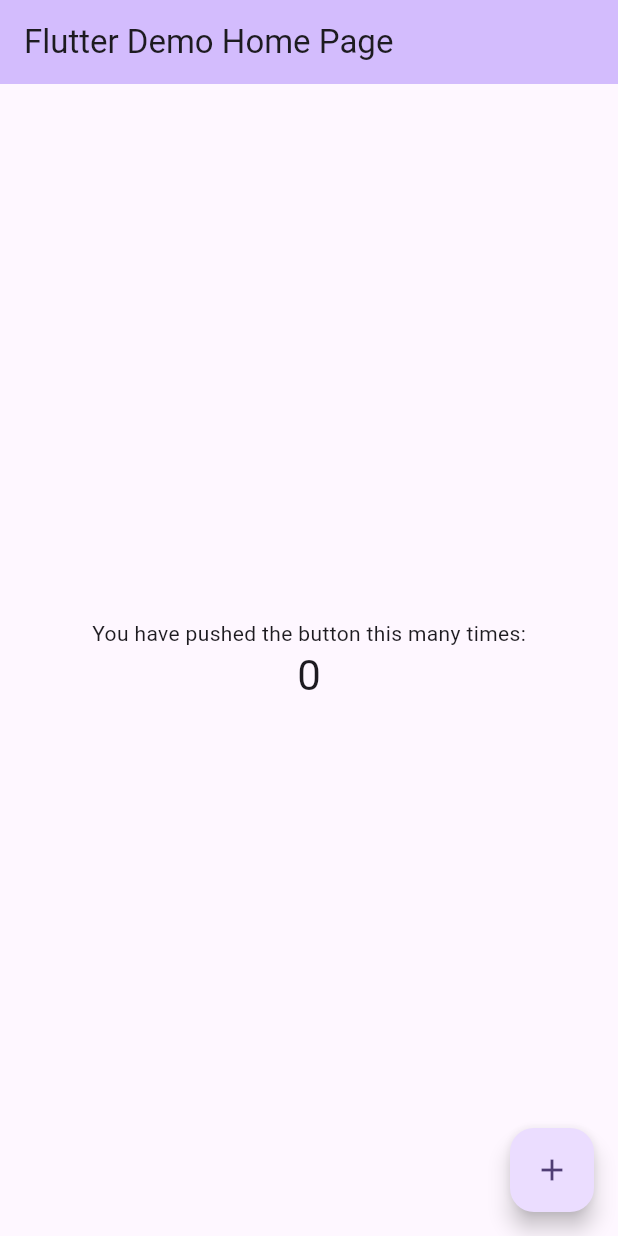
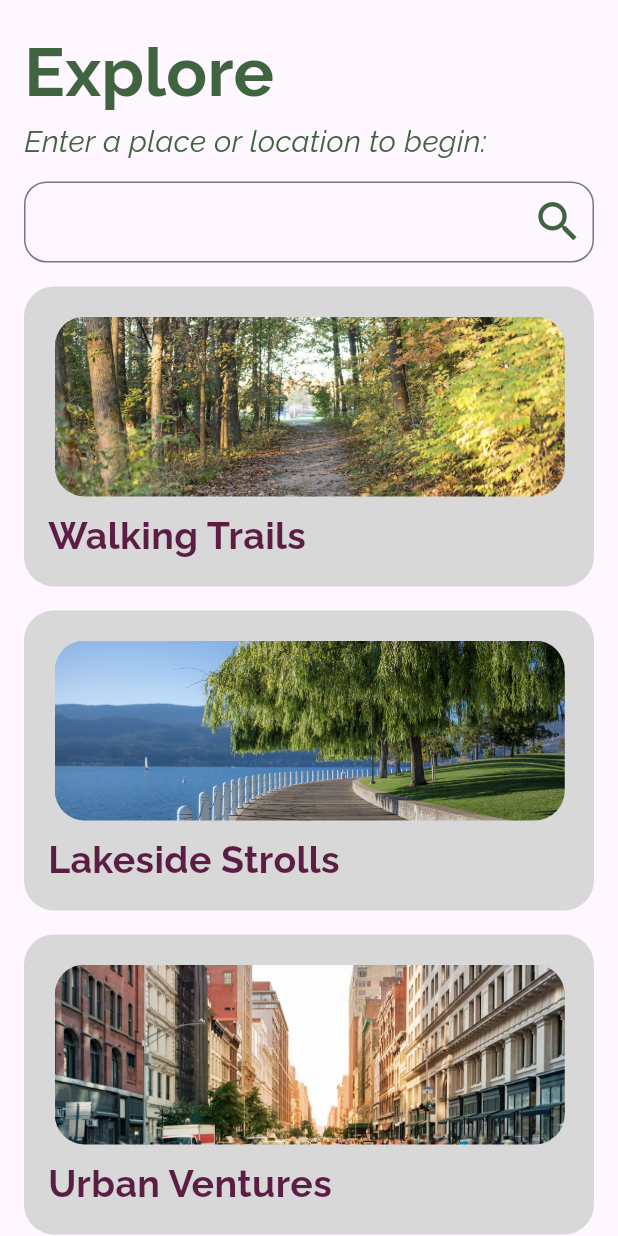
Before and after one commit to acm-projects/MindfulWalk, a Flutter app: the screen it shows after launch, on a phone screen of 412 x 824 dp. Run offline on Flutter 3.47's test engine with Material 3 defaults, Android fonts, the phone set to English and light mode, and no system bars; our stand-ins replace google_fonts.

Commit message:
Explore page in main.dart

```diff
--- a/lib/main.dart
+++ b/lib/main.dart
@@ -1,12 +1,13 @@
+// ignore_for_file: prefer_const_constructors
+
 import 'package:flutter/material.dart';
+import 'package:google_fonts/google_fonts.dart';
 
 void main() {
-  runApp(const MyApp());
+  runApp(MyApp());
 }
 
 class MyApp extends StatelessWidget {
-  const MyApp({super.key});
-
   // This widget is the root of your application.
   @override
   Widget build(BuildContext context) {
@@ -15,29 +16,22 @@
       theme: ThemeData(
         // This is the theme of your application.
         //
-        // TRY THIS: Try running your application with "flutter run". You'll see
-        // the application has a purple toolbar. Then, without quitting the app,
-        // try changing the seedColor in the colorScheme below to Colors.green
-        // and then invoke "hot reload" (save your changes or press the "hot
-        // reload" button in a Flutter-supported IDE, or press "r" if you used
-        // the command line to start the app).
-        //
+        // Try running your application with "flutter run". You'll see the
+        // application has a blue toolbar. Then, without quitting the app, try
+        // changing the primarySwatch below to Colors.green and then invoke
+        // "hot reload" (press "r" in the console where you ran "flutter run",
+        // or simply save your changes to "hot reload" in a Flutter IDE).
         // Notice that the counter didn't reset back to zero; the application
-        // state is not lost during the reload. To reset the state, use hot
-        // restart instead.
-        //
-        // This works for code too, not just values: Most code changes can be
-        // tested with just a hot reload.
-        colorScheme: ColorScheme.fromSeed(seedColor: Colors.deepPurple),
-        useMaterial3: true,
+        // is not restarted.
+        primarySwatch: Colors.blue,
       ),
-      home: const MyHomePage(title: 'Flutter Demo Home Page'),
+      home: MyHomePage(title: ''),
     );
   }
 }
 
 class MyHomePage extends StatefulWidget {
-  const MyHomePage({super.key, required this.title});
+  MyHomePage({Key? key, required this.title}) : super(key: key);
 
   // This widget is the home page of your application. It is stateful, meaning
   // that it has a State object (defined below) that contains fields that affect
@@ -51,7 +45,7 @@
   final String title;
 
   @override
-  State<MyHomePage> createState() => _MyHomePageState();
+  _MyHomePageState createState() => _MyHomePageState();
 }
 
 class _MyHomePageState extends State<MyHomePage> {
@@ -77,49 +71,178 @@
     // fast, so that you can just rebuild anything that needs updating rather
     // than having to individually change instances of widgets.
     return Scaffold(
-      appBar: AppBar(
-        // TRY THIS: Try changing the color here to a specific color (to
-        // Colors.amber, perhaps?) and trigger a hot reload to see the AppBar
-        // change color while the other colors stay the same.
-        backgroundColor: Theme.of(context).colorScheme.inversePrimary,
-        // Here we take the value from the MyHomePage object that was created by
-        // the App.build method, and use it to set our appbar title.
-        title: Text(widget.title),
-      ),
-      body: Center(
-        // Center is a layout widget. It takes a single child and positions it
-        // in the middle of the parent.
-        child: Column(
-          // Column is also a layout widget. It takes a list of children and
-          // arranges them vertically. By default, it sizes itself to fit its
-          // children horizontally, and tries to be as tall as its parent.
-          //
-          // Column has various properties to control how it sizes itself and
-          // how it positions its children. Here we use mainAxisAlignment to
-          // center the children vertically; the main axis here is the vertical
-          // axis because Columns are vertical (the cross axis would be
-          // horizontal).
-          //
-          // TRY THIS: Invoke "debug painting" (choose the "Toggle Debug Paint"
-          // action in the IDE, or press "p" in the console), to see the
-          // wireframe for each widget.
-          mainAxisAlignment: MainAxisAlignment.center,
-          children: <Widget>[
-            const Text(
-              'You have pushed the button this many times:',
-            ),
-            Text(
-              '$_counter',
-              style: Theme.of(context).textTheme.headlineMedium,
-            ),
-          ],
+      body: SafeArea(
+        child: Container(
+          padding: EdgeInsets.all(16.0),
+          child: Column(
+            mainAxisAlignment: MainAxisAlignment.start,
+            crossAxisAlignment: CrossAxisAlignment.start,
+            children: <Widget>[
+              Text(
+                'Explore',
+                style: GoogleFonts.raleway(
+                  textStyle: TextStyle(
+                    color: Color(0xFF406440), // Use Color class with the hex value
+                    fontWeight: FontWeight.bold,
+                    fontSize: 45,
+                  ),
+                ),
+              ),
+              Text(
+                'Enter a place or location to begin:',
+                style: GoogleFonts.raleway(
+                  textStyle: TextStyle(
+                    color: Color(0xFF406440), // Use Color class with the hex value
+                    fontWeight: FontWeight.normal,
+                    fontSize: 20,
+                    fontStyle: FontStyle.italic,
+                  ),
+                ),
+              ),
+              SizedBox(height: 12.0),
+              TextField(
+                decoration: InputDecoration(
+                  contentPadding: EdgeInsets.symmetric(vertical: 15.0),
+                  border: OutlineInputBorder(
+                    borderRadius: BorderRadius.circular(15.0),
+                  ),
+                  prefix: SizedBox(width: 20),
+                  suffixIcon: Icon(Icons.search, color: Color(0xFF406440), size: 35),
+                ),
+              ),
+              SizedBox(height: 16.0),
+              Container(
+                height: 200.0,
+                decoration: BoxDecoration(
+                  color: Color(0xFFD8D8D8),
+                  borderRadius: BorderRadius.circular(20.0),
+                ),
+                child: Column(
+                  mainAxisAlignment: MainAxisAlignment.end,
+                  crossAxisAlignment: CrossAxisAlignment.center, // Center horizontally
+                  children: [
+                    // Add your image widget here
+                    Padding(
+                      padding: const EdgeInsets.only(left: 1.0, top: 5.0),
+                      child: ClipRRect(
+                        borderRadius: BorderRadius.circular(20.0),
+                        child: Image.asset(
+                          'assets/walking-trail.jpg', // Replace with your image path
+                          width: 340.0, // Set the width as needed
+                          height: 120.0, // Set the height as needed
+                          fit: BoxFit.cover, // Adjust the fit as needed
+                        ),
+                      ),
+                    ),
+                    Align(
+                      alignment: Alignment.bottomLeft,
+                      child: Padding(
+                        padding: const EdgeInsets.fromLTRB(16.0, 8, 16.0, 16.0),
+                        child: Text(
+                          'Walking Trails',
+                          style: GoogleFonts.raleway(
+                            textStyle: TextStyle(
+                              color: Color(0xFF5C1D45), // Use Color class with the hex value
+                              fontWeight: FontWeight.bold,
+                              fontSize: 25,
+                            ),
+                          ),
+                        ),
+                      ),
+                    ),
+                  ],
+                ),
+              ),
+              SizedBox(height: 16.0),
+              Container(
+                height: 200.0,
+                decoration: BoxDecoration(
+                  color: Color(0xFFD8D8D8),
+                  borderRadius: BorderRadius.circular(20.0),
+                ),
+                child: Column(
+                  mainAxisAlignment: MainAxisAlignment.end,
+                  crossAxisAlignment: CrossAxisAlignment.center, // Center horizontally
+                  children: [
+                    // Add your image widget here
+                    Padding(
+                      padding: const EdgeInsets.only(left: 1.0, top: 5.0),
+                      child: ClipRRect(
+                        borderRadius: BorderRadius.circular(20.0),
+                        child: Image.asset(
+                          'assets/lakeside-stroll.jpg', // Replace with your image path
+                          width: 340.0, // Set the width as needed
+                          height: 120.0, // Set the height as needed
+                          fit: BoxFit.cover, // Adjust the fit as needed
+                        ),
+                      ),
+                    ),
+                    Align(
+                      alignment: Alignment.bottomLeft,
+                      child: Padding(
+                        padding: const EdgeInsets.fromLTRB(16.0, 8, 16.0, 16.0),
+                        child: Text(
+                          'Lakeside Strolls',
+                          style: GoogleFonts.raleway(
+                            textStyle: TextStyle(
+                              color: Color(0xFF5C1D45), // Use Color class with the hex value
+                              fontWeight: FontWeight.bold,
+                              fontSize: 25,
+                            ),
+                          ),
+                        ),
+                      ),
+                    ),
+                  ],
+                ),
+              ),
+              SizedBox(height: 16.0),
+              Container(
+                height: 200.0,
+                decoration: BoxDecoration(
+                  color: Color(0xFFD8D8D8),
+                  borderRadius: BorderRadius.circular(20.0),
+                ),
+                child: Column(
+                  mainAxisAlignment: MainAxisAlignment.end,
+                  crossAxisAlignment: CrossAxisAlignment.center, // Center horizontally
+                  children: [
+                    // Add your image widget here
+                    Padding(
+                      padding: const EdgeInsets.only(left: 1.0, top: 5.0),
+                      child: ClipRRect(
+                        borderRadius: BorderRadius.circular(20.0),
+                        child: Image.asset(
+                          'assets/urban-ventures.jpg', // Replace with your image path
+                          width: 340.0, // Set the width as needed
+                          height: 120.0, // Set the height as needed
+                          fit: BoxFit.cover, // Adjust the fit as needed
+                        ),
+                      ),
+                    ),
+                    Align(
+                      alignment: Alignment.bottomLeft,
+                      child: Padding(
+                        padding: const EdgeInsets.fromLTRB(16.0, 8, 16.0, 16.0),
+                        child: Text(
+                          'Urban Ventures',
+                          style: GoogleFonts.raleway(
+                            textStyle: TextStyle(
+                              color: Color(0xFF5C1D45), // Use Color class with the hex value
+                              fontWeight: FontWeight.bold,
+                              fontSize: 25,
+                            ),
+                          ),
+                        ),
+                      ),
+                    ),
+                  ],
+                ),
+              ),
+            ],
+          ),
         ),
       ),
-      floatingActionButton: FloatingActionButton(
-        onPressed: _incrementCounter,
-        tooltip: 'Increment',
-        child: const Icon(Icons.add),
-      ), // This trailing comma makes auto-formatting nicer for build methods.
     );
   }
 }
```
Also changed, not shown: pubspec.yaml (+10 -12 lines), assets/diary.png (added), assets/diarySelected.png (added), assets/health.png (added), assets/healthSelected.png (added), assets/home.png (added), assets/homeSelected.png (added), assets/lakeside-stroll.jpg (added), assets/map.png (added), assets/mapSelected.png (added), assets/profile.png (added), assets/profileSelected.png (added), assets/urban-ventures.jpg (added), assets/walking-trail.jpg (added), 1 more files, 5 other files.
